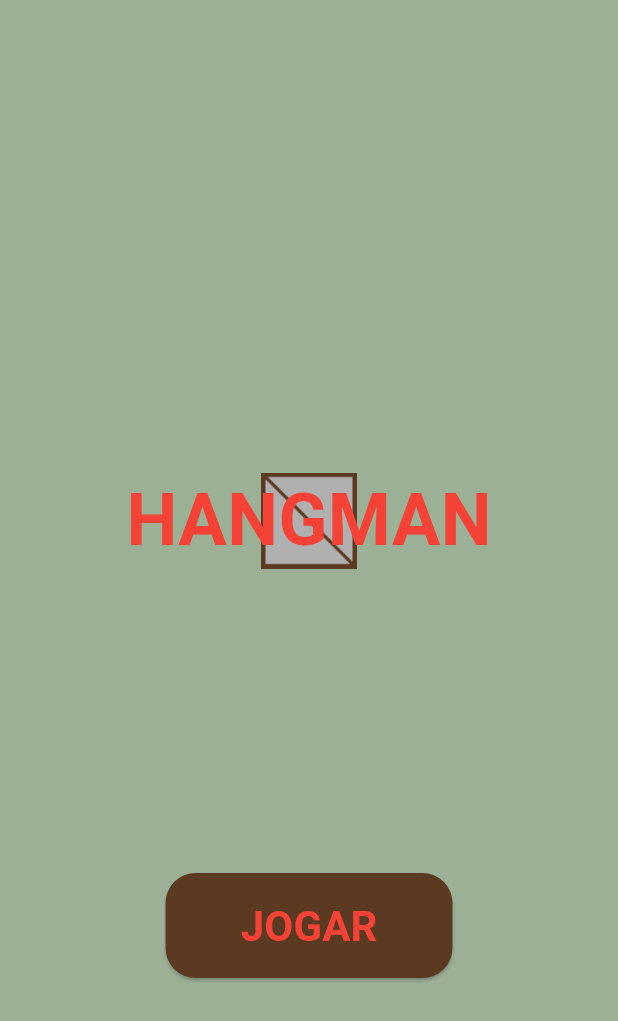
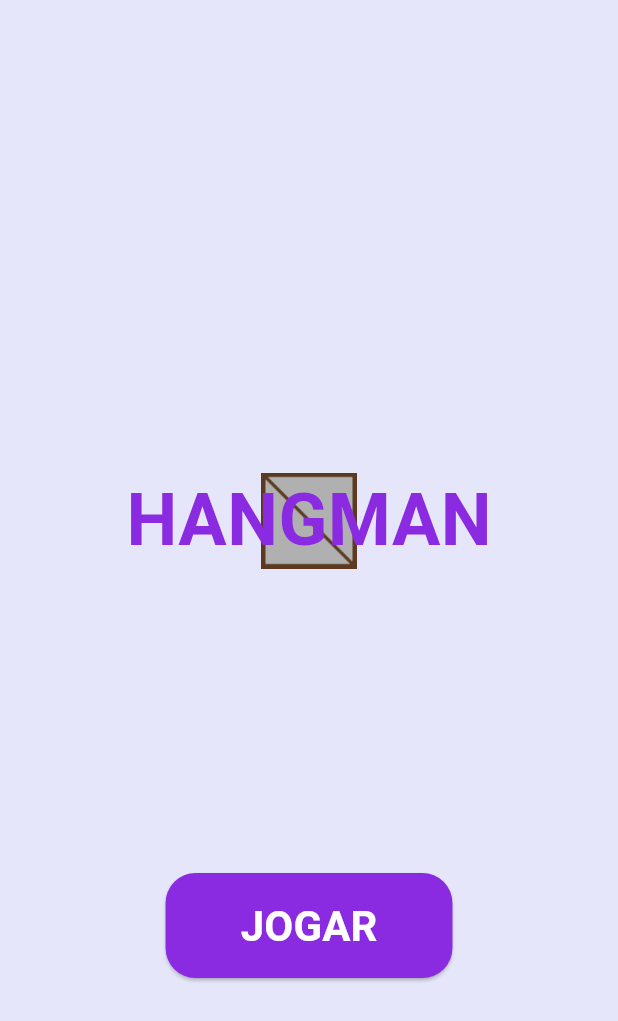
Before and after one commit to HENRIQUEVCORDEIRO/forca_app, a Flutter app: the screen it shows after launch, after a tap on "JOGAR", on a phone screen of 412 x 824 dp. Shown: the top 1021 px of the screen. Run offline on Flutter 3.47's test engine with Material 3 defaults, Android fonts, the light colour scheme and no system bars.

Commit message:
feat: add standardized app theme

```diff
--- a/lib/main.dart
+++ b/lib/main.dart
@@ -1,4 +1,6 @@
 import 'package:flutter/material.dart';
+
+import 'theme/app_theme.dart';
 
 void main() {
   runApp(const ForcaApp());
@@ -9,9 +11,10 @@ class ForcaApp extends StatelessWidget {
 
   @override
   Widget build(BuildContext context) {
-    return const MaterialApp(
+    return MaterialApp(
       debugShowCheckedModeBanner: false,
-      home: TelaInicial(),
+      theme: AppTheme.build(),
+      home: const TelaInicial(),
     );
   }
 }
@@ -22,43 +25,40 @@ class TelaInicial extends StatelessWidget {
   @override
   Widget build(BuildContext context) {
     return Scaffold(
-      backgroundColor: const Color(0xFF9CB096),
+      backgroundColor: AppColors.background,
       body: Center(
         child: Column(
           mainAxisAlignment: MainAxisAlignment.center,
-          children: [
+          children: <Widget>[
             Stack(
               alignment: Alignment.center,
-              children: [
+              children: <Widget>[
                 Image.asset('assets/forca.png', height: 350),
-                const Text(
+                Text(
                   'HANGMAN',
-                  style: TextStyle(
-                    fontFamily: 'HangmanFont',
-                    fontSize: 48,
-                    color: Colors.red,
-                    fontWeight: FontWeight.bold,
-                  ),
+                  style: AppTextStyles.title.copyWith(fontSize: 48),
                 ),
               ],
             ),
             const SizedBox(height: 60),
             ElevatedButton(
               style: ElevatedButton.styleFrom(
-                backgroundColor: const Color(0xFF5C3A21),
-                padding: const EdgeInsets.symmetric(horizontal: 50, vertical: 15),
+                backgroundColor: AppColors.accent,
+                foregroundColor: AppColors.onAccent,
+                padding: const EdgeInsets.symmetric(
+                  horizontal: 50,
+                  vertical: 15,
+                ),
                 shape: RoundedRectangleBorder(
                   borderRadius: BorderRadius.circular(20),
                 ),
               ),
               onPressed: () {},
-              child: const Text(
+              child: Text(
                 'JOGAR',
-                style: TextStyle(
-                  fontFamily: 'HangmanFont',
+                style: AppTextStyles.title.copyWith(
                   fontSize: 28,
-                  color: Colors.red,
-                  fontWeight: FontWeight.bold,
+                  color: AppColors.onAccent,
                 ),
               ),
             ),
--- /dev/null
+++ b/lib/theme/app_theme.dart
@@ -0,0 +1,50 @@
+import 'package:flutter/material.dart';
+
+class AppColors {
+  const AppColors._();
+
+  static const Color background = Color(0xFFE6E6FA);
+  static const Color accent = Color(0xFF8A2BE2);
+  static const Color onAccent = Colors.white;
+  static const Color keyboardButton = Color(0xFF808080);
+  static const Color keyboardLetter = Colors.white;
+}
+
+class AppTextStyles {
+  const AppTextStyles._();
+
+  static const String screamFontFamily = 'HangmanFont';
+
+  static const TextStyle title = TextStyle(
+    fontFamily: screamFontFamily,
+    color: AppColors.accent,
+    fontWeight: FontWeight.bold,
+  );
+}
+
+class AppTheme {
+  const AppTheme._();
+
+  static ThemeData build() {
+    final ColorScheme scheme = ColorScheme.fromSeed(seedColor: AppColors.accent)
+        .copyWith(
+          primary: AppColors.accent,
+          onPrimary: AppColors.onAccent,
+          secondary: AppColors.accent,
+          onSecondary: AppColors.onAccent,
+          surface: AppColors.background,
+          onSurface: AppColors.accent,
+          outline: AppColors.accent,
+        );
+
+    return ThemeData(
+      useMaterial3: true,
+      colorScheme: scheme,
+      scaffoldBackgroundColor: AppColors.background,
+      textTheme: ThemeData.light().textTheme.apply(
+        bodyColor: AppColors.accent,
+        displayColor: AppColors.accent,
+      ),
+    );
+  }
+}
```
